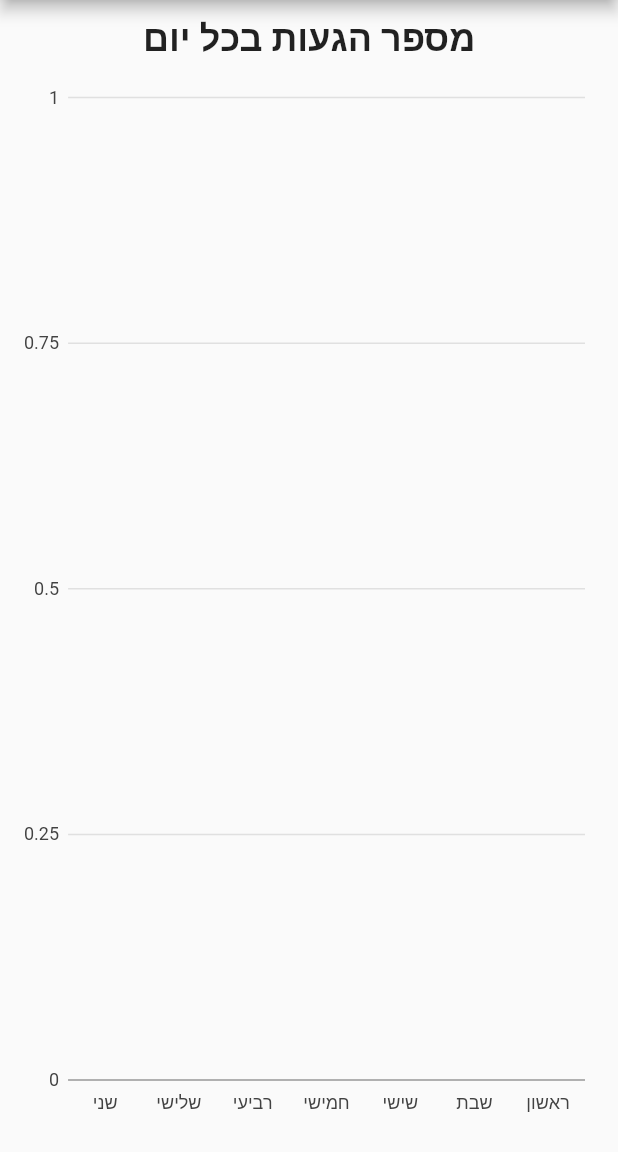
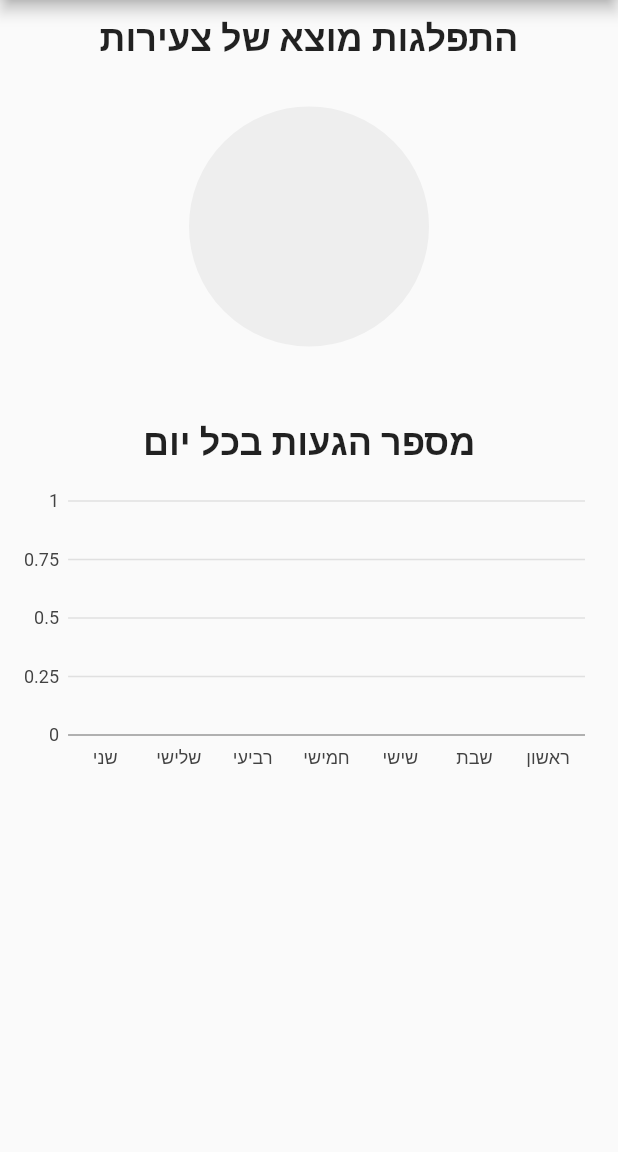
Before and after one commit to ICST-Technion/Womens-Courtyard, a Flutter app: the TaskHomePage screen opened directly, on a phone screen of 412 x 824 dp, the part 84-1236 px from its top. Run offline on Flutter 3.47's test engine with Material 2 defaults, Android fonts, the phone set to English and light mode, and no system bars; our stand-ins replace charts_flutter, cloud_firestore, email_validator, firebase_core; missing offline and left inert: flappy_search_bar; accounts and stored records are empty.

Commit message:
statistics page shows both statistics types

```diff
--- a/womens_courtyard/lib/taskhomepage.dart
+++ b/womens_courtyard/lib/taskhomepage.dart
@@ -109,14 +109,21 @@ class _TaskHomePageState extends State<TaskHomePage> {
                 visitsHist[WEEKDAYS[timeStamp.toDate().weekday]] +=1;
             });
           });
-          // givenSnapshots.forEach((documentSnapshot) {
-          //   final visits = documentSnapshot.get(VISITS_FIELD);
-          //   visits.foreach<List<Timestamp>>((visit){
-          //     visitsHist[visit.toDate().weekday] += 1;
-          //   });
-          // });
           // return _buildPieChart(context, nationalitiesHist);
-          return _buildBarChart(context, visitsHist);
+          // return _buildBarChart(context, visitsHist);
+          return CustomScrollView(
+            slivers: [
+              SliverFillRemaining(
+                hasScrollBody: false,
+                child: Column(
+                  children: <Widget>[
+                    _buildPieChart(context, nationalitiesHist),
+                    _buildBarChart(context, visitsHist)
+                  ],
+                ),
+              ),
+            ],
+          );
         }
       },
     );
@@ -136,7 +143,8 @@ class _TaskHomePageState extends State<TaskHomePage> {
             SizedBox(
               height: 10.0,
             ),
-            Expanded(
+            SizedBox(
+              height: 200.0,
               child: charts.PieChart(_seriesPieData,
                   animate: true,
                   animationDuration: Duration(seconds: 1),
@@ -185,7 +193,8 @@ class _TaskHomePageState extends State<TaskHomePage> {
             SizedBox(
               height: 10.0,
             ),
-            Expanded(
+            SizedBox(
+              height: 200.0,
               child: charts.BarChart(_seriesBarData,
                   animate: true,
                   animationDuration: Duration(seconds: 1),
```
